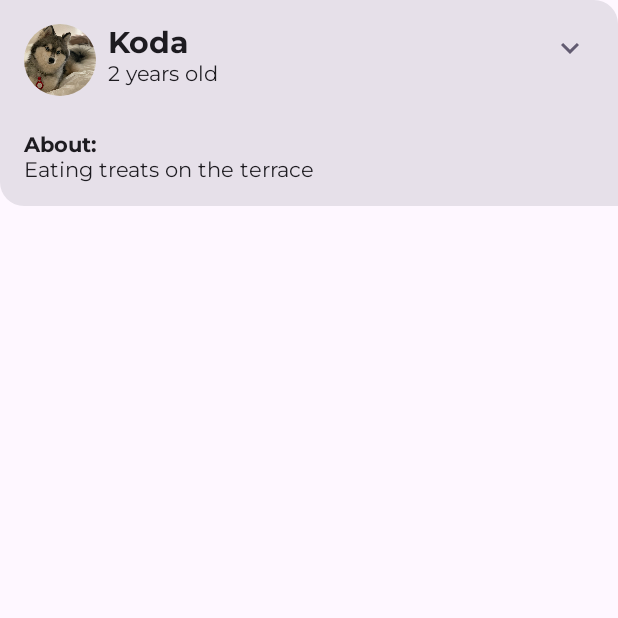
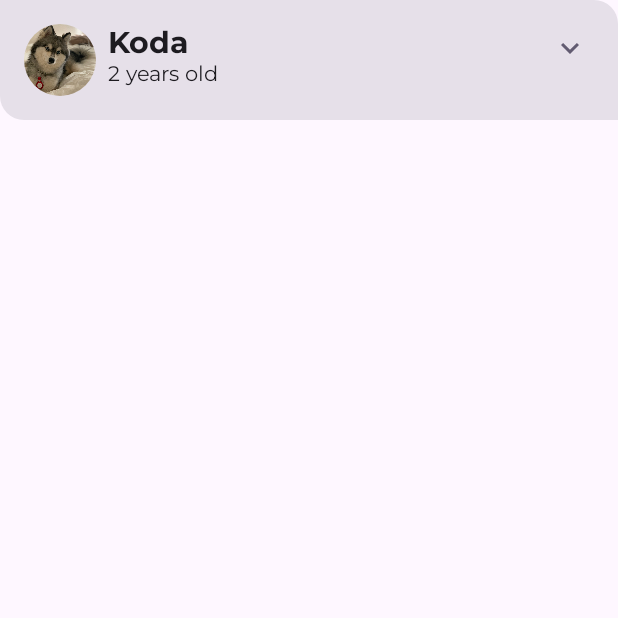
Before and after one commit to MatrevLT/android_basics_with_compose, an Android app built with Jetpack Compose: the composable DogItem called with sample values from the repository, on a phone screen of 412 x 824 dp, the top half of it. Run offline under Robolectric (Android 15) with nearby library versions, the phone set to English and light mode, and no system bars.

Commit message:
add close/open fun icon

```diff
--- a/basic-android-kotlin-compose-training-woof-starter/app/src/main/java/com/example/woof/MainActivity.kt
+++ b/basic-android-kotlin-compose-training-woof-starter/app/src/main/java/com/example/woof/MainActivity.kt
@@ -58,6 +58,8 @@ import androidx.compose.runtime.mutableStateOf
 import androidx.compose.runtime.remember
 import androidx.compose.runtime.setValue
 import androidx.compose.foundation.layout.Spacer
+import androidx.compose.material.icons.filled.ExpandLess
+
 class MainActivity : ComponentActivity() {
     override fun onCreate(savedInstanceState: Bundle?) {
         super.onCreate(savedInstanceState)
@@ -121,18 +123,19 @@ fun DogItem(
                 Spacer(Modifier.weight(1f))
                 DogItemButton(
                     expanded = expanded,
-                    onClick = { /*TODO*/ },
+                    onClick = { expanded = !expanded }
                 )
             }
+            if (expanded) {
                 DogHobby(
-                dog.hobbies,
-                modifier = Modifier.padding(
+                    dog.hobbies, modifier = Modifier.padding(
                         start = dimensionResource(R.dimen.padding_medium),
                         top = dimensionResource(R.dimen.padding_small),
                         end = dimensionResource(R.dimen.padding_medium),
                         bottom = dimensionResource(R.dimen.padding_medium)
                     )
                 )
+            }
         }
     }
 }
@@ -148,7 +151,7 @@ private fun DogItemButton(
         modifier = modifier
     ){
         Icon(
-            imageVector = Icons.Filled.ExpandMore,
+            imageVector = if (expanded) Icons.Filled.ExpandLess else Icons.Filled.ExpandMore,
             contentDescription = stringResource(R.string.expand_button_content_description),
             tint = MaterialTheme.colorScheme.secondary
         )
```
Lines whose indentation alone changed are shown as unchanged.
